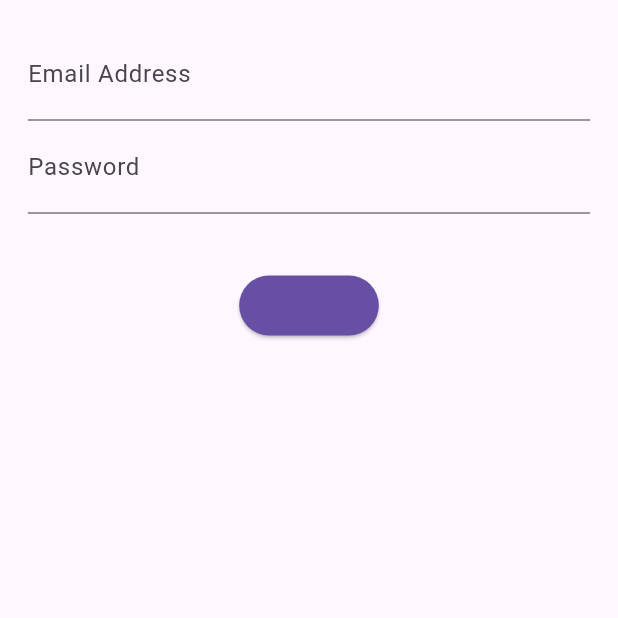
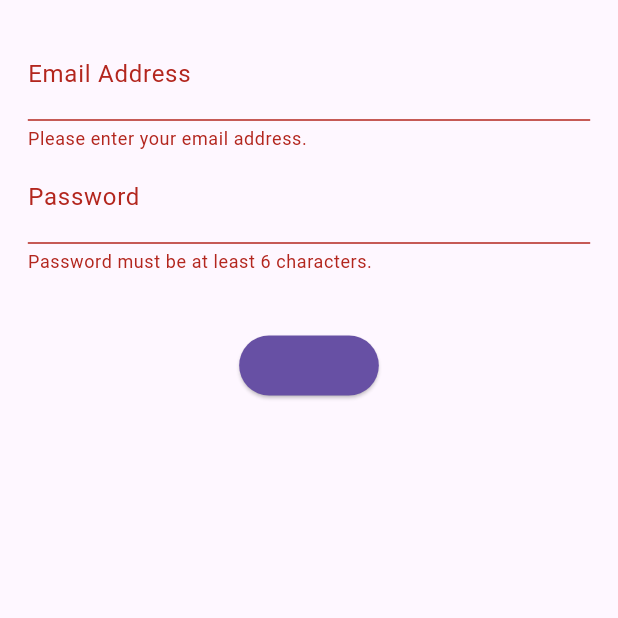
Before and after one commit to HelloImKevo/FlutterApps, a Flutter app: the screen it shows after launch, after a tap on "Submit", on a phone screen of 412 x 824 dp, the top half of it. Run offline on Flutter 3.47's test engine with Material 3 defaults, Android fonts, the phone set to English and light mode, and no system bars; our stand-ins replace logger; generated files the repository leaves out were written again.

Commit message:
[Login Stateful] Add form validators to Email and Password fields

```diff
--- a/flutter_login_stateful/lib/src/screens/login_screen.dart
+++ b/flutter_login_stateful/lib/src/screens/login_screen.dart
@@ -44,6 +44,14 @@ class LoginScreenState extends State<LoginScreen> {
   Widget emailField(BuildContext context) {
     return TextFormField(
       keyboardType: TextInputType.emailAddress,
+      validator: (String? value) {
+        if (value == null || value.isEmpty || !value.contains('@')) {
+          logger.i('emailField: Input email address is not valid');
+          // TODO: Localize this message.
+          return 'Please enter your email address.';
+        }
+        return null;
+      },
       style: TextStyle(
         fontSize: getScaledFontSize(context, FontSizes.baseFontSize),
       ),
@@ -57,6 +65,14 @@ class LoginScreenState extends State<LoginScreen> {
   Widget passwordField(BuildContext context) {
     return TextFormField(
       obscureText: true,
+      validator: (String? value) {
+        if (value == null || value.length < 6) {
+          logger.i('passwordField: Input must be at least 6 characters');
+          // TODO: Localize this message.
+          return 'Password must be at least 6 characters.';
+        }
+        return null;
+      },
       style: TextStyle(
         fontSize: getScaledFontSize(context, FontSizes.baseFontSize),
       ),
@@ -71,7 +87,8 @@ class LoginScreenState extends State<LoginScreen> {
     return ElevatedButton(
       onPressed: () {
         if (!formKey.currentState!.validate()) {
-          showSnackBar('Invalid input! Please review and correct.');
+          // The Form natively shows the validation error text for each field,
+          // so we don't need to show a SnackBar here.
           return;
         }
 
```
